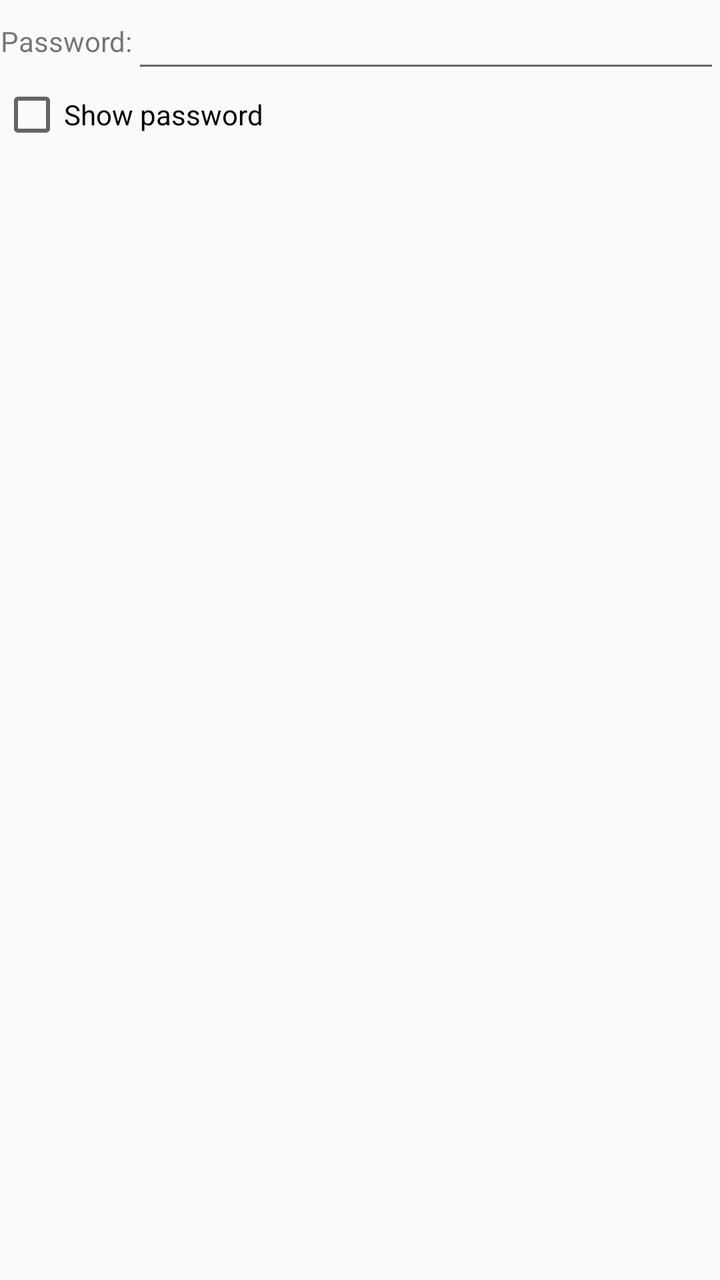
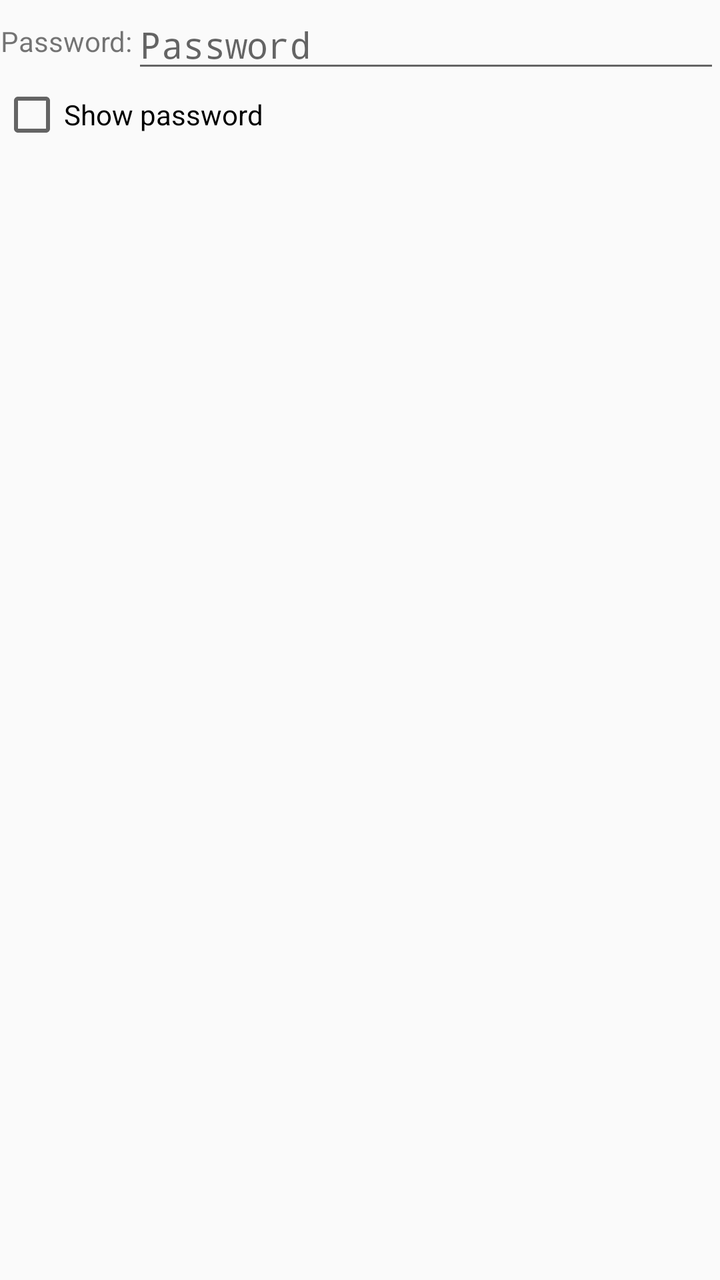

Screens rendered from an Android XML layout before and after an edit, with the pre-edit source and the edit as a unified diff.
<!-- AndroidManifest.xml: application theme Theme.Light.WithActionBar -->
<!-- res/layout/unlock.xml -->
<?xml version="1.0" encoding="utf-8"?>
<ScrollView
    xmlns:android="http://schemas.android.com/apk/res/android"
    android:id="@+id/UnlockLayoutRoot"
    android:layout_height="fill_parent"
    android:layout_width="fill_parent"
    android:scrollbars="vertical"
    android:scrollbarAlwaysDrawVerticalTrack="false">
    <LinearLayout
        android:id="@+id/LinearLayout01"
        android:layout_height="wrap_content"
        android:layout_width="fill_parent"
        android:orientation="vertical">
        <TableLayout android:id="@+id/TableLayout01"
            android:layout_height="wrap_content"
            android:layout_width="fill_parent">
            <TableRow android:id="@+id/TableRow01"
                android:layout_height="wrap_content"
                android:layout_width="fill_parent">
                <TextView android:id="@+id/TextView01"
                    android:gravity="right|center_vertical"
                    android:layout_height="fill_parent"
                    android:layout_width="wrap_content"
                    android:text="@string/DialogEnterPassword"/>
                <EditText android:id="@+id/EditTextPassword"
                    android:layout_height="wrap_content"
                    android:layout_width="fill_parent"
                    android:layout_weight="1"
                    android:inputType="textPassword"/>
            </TableRow>
        </TableLayout>

        <CheckBox android:id="@+id/CheckBoxShowPassword"
            android:layout_height="wrap_content"
            android:layout_width="fill_parent"
            android:text="@string/DialogShowPassword"/>
    </LinearLayout>
</ScrollView>
<!-- resources referenced by this layout -->
<resources>
  <string name="DialogEnterPassword">Password:</string>
  <string name="DialogShowPassword">Show password</string>
  <style name="Theme.Light.WithActionBar" parent="Theme.AppCompat.Light">
          <item name="android:dropDownListViewStyle">@style/DropDownSpinnerList</item>
          <item name="android:spinnerStyle">@style/Base.Widget.AppCompat.Spinner.Underlined</item>
          <item name="spinnerStyle">@style/Base.Widget.AppCompat.Spinner.Underlined</item>
      </style>
  <style name="DropDownSpinnerList" parent="Widget.AppCompat.ListView.DropDown">
          <item name="android:divider">#CCCCCC</item>
          <item name="android:dividerHeight">1dp</item>
      </style>
</resources>

<!-- the commit's change to res/layout/unlock.xml (unified diff, before → after) -->
@@ -2,37 +2,39 @@
 <ScrollView
     xmlns:android="http://schemas.android.com/apk/res/android"
     android:id="@+id/UnlockLayoutRoot"
-    android:layout_height="fill_parent"
-    android:layout_width="fill_parent"
+    android:layout_height="match_parent"
+    android:layout_width="match_parent"
     android:scrollbars="vertical"
     android:scrollbarAlwaysDrawVerticalTrack="false">
     <LinearLayout
         android:id="@+id/LinearLayout01"
         android:layout_height="wrap_content"
-        android:layout_width="fill_parent"
+        android:layout_width="match_parent"
         android:orientation="vertical">
         <TableLayout android:id="@+id/TableLayout01"
             android:layout_height="wrap_content"
-            android:layout_width="fill_parent">
+            android:layout_width="match_parent">
             <TableRow android:id="@+id/TableRow01"
                 android:layout_height="wrap_content"
-                android:layout_width="fill_parent">
+                android:layout_width="match_parent">
                 <TextView android:id="@+id/TextView01"
-                    android:gravity="right|center_vertical"
-                    android:layout_height="fill_parent"
+                    android:gravity="end|center_vertical"
+                    android:layout_height="match_parent"
                     android:layout_width="wrap_content"
                     android:text="@string/DialogEnterPassword"/>
                 <EditText android:id="@+id/EditTextPassword"
                     android:layout_height="wrap_content"
-                    android:layout_width="fill_parent"
+                    android:layout_width="match_parent"
                     android:layout_weight="1"
-                    android:inputType="textPassword"/>
+                    android:inputType="textPassword"
+                    android:autofillHints="password"
+                    android:hint="@string/ImportEditPasswordHint"/>
             </TableRow>
         </TableLayout>
 
         <CheckBox android:id="@+id/CheckBoxShowPassword"
             android:layout_height="wrap_content"
-            android:layout_width="fill_parent"
+            android:layout_width="match_parent"
             android:text="@string/DialogShowPassword"/>
     </LinearLayout>
 </ScrollView>
<!-- resource entries referenced after the edit -->
@@ -2,6 +2,7 @@
 <resources>
   <string name="DialogEnterPassword">Password:</string>
   <string name="DialogShowPassword">Show password</string>
+  <string name="ImportEditPasswordHint">Password</string>
   <style name="Theme.Light.WithActionBar" parent="Theme.AppCompat.Light">
           <item name="android:dropDownListViewStyle">@style/DropDownSpinnerList</item>
           <item name="android:spinnerStyle">@style/Base.Widget.AppCompat.Spinner.Underlined</item>
